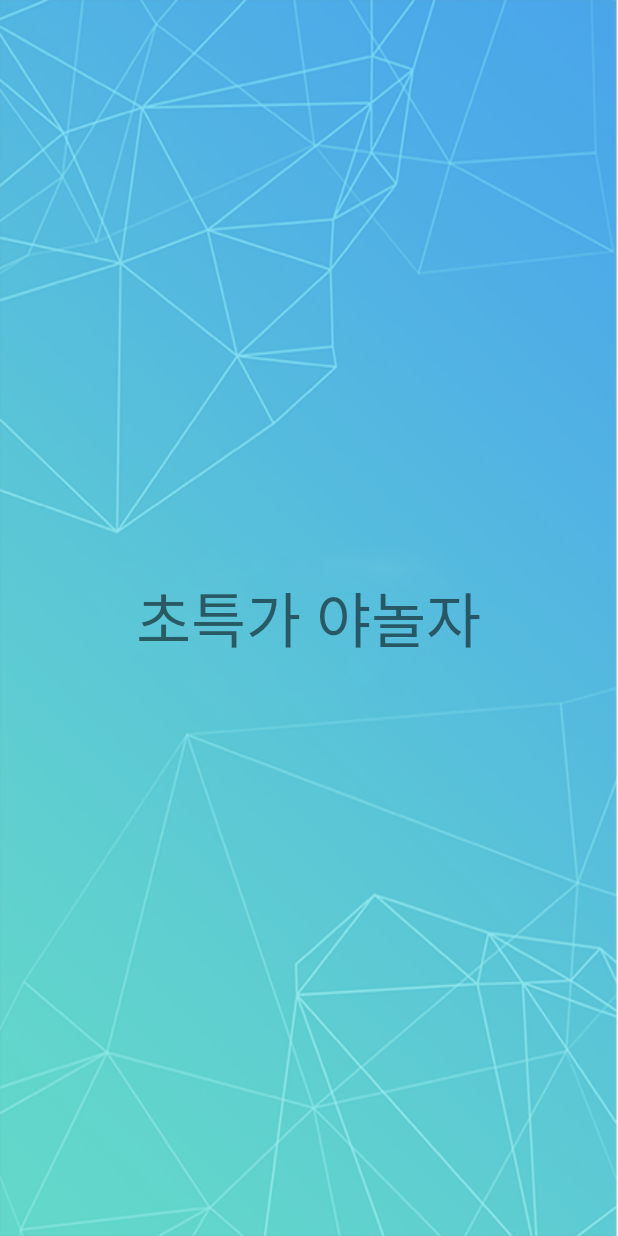
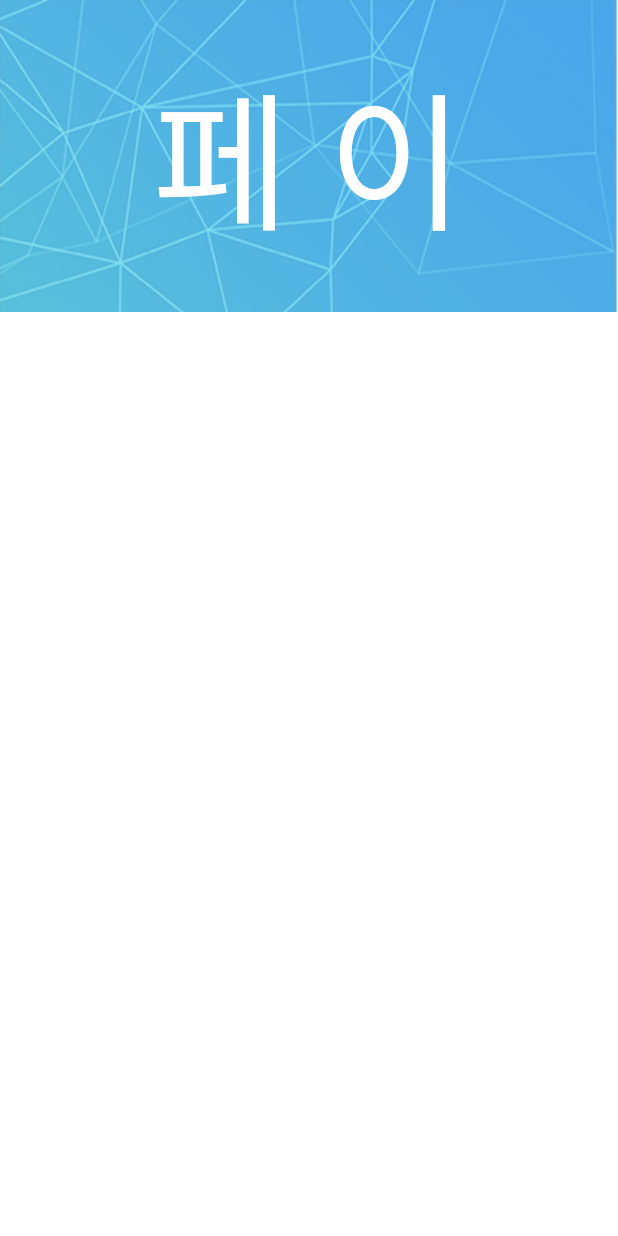
Before and after one commit to iiVSX/Ssenstone_demo, an Android app: the layout activity_pay.xml on its own in the app's theme, with its tools: preview values and no code run, on a phone screen of 412 x 824 dp. Run offline under Robolectric (Android 15) with nearby library versions, the phone set to English and light mode, and no system bars; Roboto replaces fonts that are not available here.

Commit message:
Layout 통일

```diff
--- a/Ssenstone_bank/app/src/main/res/layout/activity_pay.xml
+++ b/Ssenstone_bank/app/src/main/res/layout/activity_pay.xml
@@ -8,12 +8,15 @@
         android:layout_height="match_parent">
 
         <TextView
-            android:layout_width="wrap_content"
-            android:layout_height="wrap_content"
-            android:layout_centerVertical="true"
-            android:layout_centerHorizontal="true"
-            android:textSize="40sp"
-            android:text="초특가 야놀자"/>
+            android:id="@+id/pay_title"
+            style="@style/title"
+            android:text="@string/pay_title"/>
+
+        <RelativeLayout
+            android:id="@+id/pay_container"
+            style="@style/white_container">
+        </RelativeLayout>
+
 
     </RelativeLayout>
 
--- a/Ssenstone_bank/app/src/main/res/layout/activity_transfer.xml
+++ b/Ssenstone_bank/app/src/main/res/layout/activity_transfer.xml
@@ -10,6 +10,12 @@
         <TextView
             android:layout_width="wrap_content"
             android:layout_height="wrap_content"
+            style="@style/title"
+            android:text="@string/transfer_title"/>
+
+        <TextView
+            android:layout_width="wrap_content"
+            android:layout_height="wrap_content"
             android:layout_centerVertical="true"
             android:layout_centerHorizontal="true"
             android:textSize="40sp"
--- a/Ssenstone_bank/app/src/main/res/values/strings.xml
+++ b/Ssenstone_bank/app/src/main/res/values/strings.xml
@@ -2,7 +2,11 @@
     <string name="app_name">Ssenstone_bank</string>
 
     <string name="pay">페이</string>
+    <string name="pay_title">페 이</string>
     <string name="transfer">이체</string>
+    <string name="transfer_title">이 체</string>
     <string name="lend">대출</string>
+    <string name="lend_title">대 출</string>
     <string name="insurance">보험</string>
+    <string name="insurance_title">보 험</string>
 </resources>
--- a/Ssenstone_bank/app/src/main/res/values/styles.xml
+++ b/Ssenstone_bank/app/src/main/res/values/styles.xml
@@ -5,22 +5,22 @@
 
     <style name="yanoljaTheme" parent="Theme.AppCompat.Light.NoActionBar">
         <item name="android:windowBackground">@drawable/bg</item>
-        <!--<item name="android:textViewStyle">@style/AppTheme.Widget.TextView</item>-->
-        <!--<item name="android:buttonStyle">@style/AppTheme.Widget.Button</item>-->
-        <!--<item name="android:editTextStyle">@style/AppTheme.Widget.EditText</item>-->
     </style>
 
-    <!--<style name="yanoljaTheme.Widget"/>-->
-    <!--<style name="AppTheme.Widget.TextView" parent="android:Widget.Holo.Light.TextView">-->
-        <!--<item name="text_fontPath">fonts/yanolja.ttf</item>-->
-    <!--</style>-->
-    <!--<style name="AppTheme.Widget.Button" parent="android:Widget.Holo.Light.TextView">-->
-        <!--<item name="button_fontPath">fonts/yanolja.ttf</item>-->
-    <!--</style>-->
-    <!--<style name="AppTheme.Widget.EditText" parent="android:Widget.Holo.Light.TextView">-->
-        <!--<item name="editText_fontPath">fonts/yanolja.ttf</item>-->
-    <!--</style>-->
+    <style name="title">
+        <item name="android:layout_width">wrap_content</item>
+        <item name="android:layout_height">wrap_content</item>
+        <item name="android:textColor">@color/white</item>
+        <item name="android:textSize">100dp</item>
+        <item name="android:layout_centerHorizontal">true</item>
+        <item name="android:layout_marginTop">30dp</item>
+        <item name="android:layout_marginBottom">30dp</item>
+    </style>
 
-
-
+    <style name="white_container">
+        <item name="android:layout_width">match_parent</item>
+        <item name="android:layout_height">match_parent</item>
+        <item name="android:background">@color/white</item>
+        <item name="android:layout_below">@id/pay_title</item>
+    </style>
 </resources>
```
